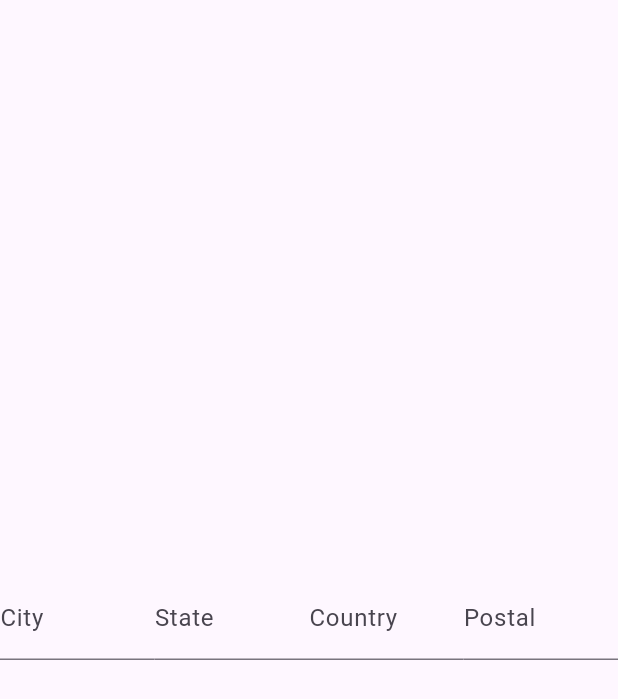
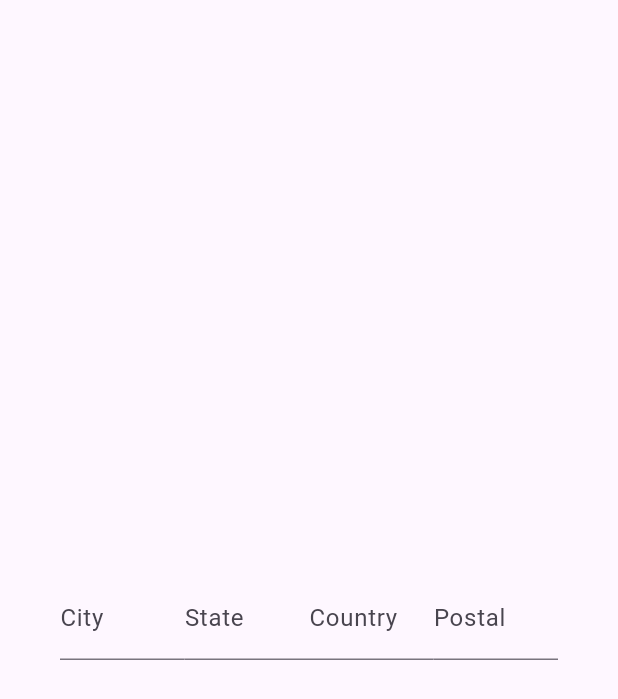
Before and after one commit to Dripcoding/cheers_app, a Flutter app: the screen it shows after launch, on a phone screen of 412 x 824 dp. Shown: the top 699 px of the screen. Run offline on Flutter 3.47's test engine with Material 3 defaults, Android fonts, the phone set to English and light mode, and no system bars.

Commit message:
create address row widget

```diff
--- a/lib/main.dart
+++ b/lib/main.dart
@@ -1,6 +1,6 @@
 import 'package:flutter/material.dart';
 import 'package:cheers_app/constants.dart';
-import 'package:cheers_app/pages/search/search.dart'; // added import
+import 'package:cheers_app/pages/search/search.dart';
 
 void main() {
   runApp(const MainApp());
@@ -17,9 +17,7 @@ class MainApp extends StatelessWidget {
       routes: {
         ROUTES.HOME.path:
             (context) => const Scaffold(body: Center(child: Text('Home'))),
-        ROUTES.SEARCH.path:
-            (context) =>
-                const SearchPage(), // replaced scaffold with SearchPage
+        ROUTES.SEARCH.path: (context) => const SearchPage(),
       },
     );
   }
--- /dev/null
+++ b/lib/pages/search/components/address_row.dart
@@ -0,0 +1,37 @@
+import 'package:flutter/material.dart';
+
+class AddressRow extends StatelessWidget {
+  const AddressRow({super.key = const Key('address_row')});
+
+  @override
+  Widget build(BuildContext context) {
+    return Row(
+      children: [
+        Expanded(
+          child: TextFormField(
+            key: const Key('city_input'),
+            decoration: const InputDecoration(labelText: 'City'),
+          ),
+        ),
+        Expanded(
+          child: TextFormField(
+            key: const Key('state_input'),
+            decoration: const InputDecoration(labelText: 'State'),
+          ),
+        ),
+        Expanded(
+          child: TextFormField(
+            key: const Key('country_input'),
+            decoration: const InputDecoration(labelText: 'Country'),
+          ),
+        ),
+        Expanded(
+          child: TextFormField(
+            key: const Key('postal_input'),
+            decoration: const InputDecoration(labelText: 'Postal'),
+          ),
+        ),
+      ],
+    );
+  }
+}
--- a/lib/pages/search/components/search_form.dart
+++ b/lib/pages/search/components/search_form.dart
@@ -1,4 +1,5 @@
 import 'package:flutter/material.dart';
+import 'address_row.dart';
 
 class SearchForm extends StatefulWidget {
   const SearchForm({super.key});
@@ -12,36 +13,6 @@ class _SearchFormState extends State<SearchForm> {
 
   @override
   Widget build(BuildContext context) {
-    return Form(
-      key: _formKey,
-      child: Row(
-        children: [
-          Expanded(
-            child: TextFormField(
-              key: const Key('city_input'),
-              decoration: const InputDecoration(labelText: 'City'),
-            ),
-          ),
-          Expanded(
-            child: TextFormField(
-              key: const Key('state_input'),
-              decoration: const InputDecoration(labelText: 'State'),
-            ),
-          ),
-          Expanded(
-            child: TextFormField(
-              key: const Key('country_input'),
-              decoration: const InputDecoration(labelText: 'Country'),
-            ),
-          ),
-          Expanded(
-            child: TextFormField(
-              key: const Key('postal_input'),
-              decoration: const InputDecoration(labelText: 'Postal'),
-            ),
-          ),
-        ],
-      ),
-    );
+    return Form(key: _formKey, child: const AddressRow());
   }
 }
--- a/lib/pages/search/search.dart
+++ b/lib/pages/search/search.dart
@@ -10,7 +10,10 @@ class SearchPage extends StatelessWidget {
       body: Center(
         child: ConstrainedBox(
           constraints: BoxConstraints(maxWidth: 1920),
-          child: const SearchForm(key: Key('search_form')),
+          child: Padding(
+            padding: EdgeInsets.fromLTRB(40, 20, 40, 20),
+            child: const SearchForm(key: Key('search_form')),
+          ),
         ),
       ),
     );
```
Also changed, not shown: 1 other file.
